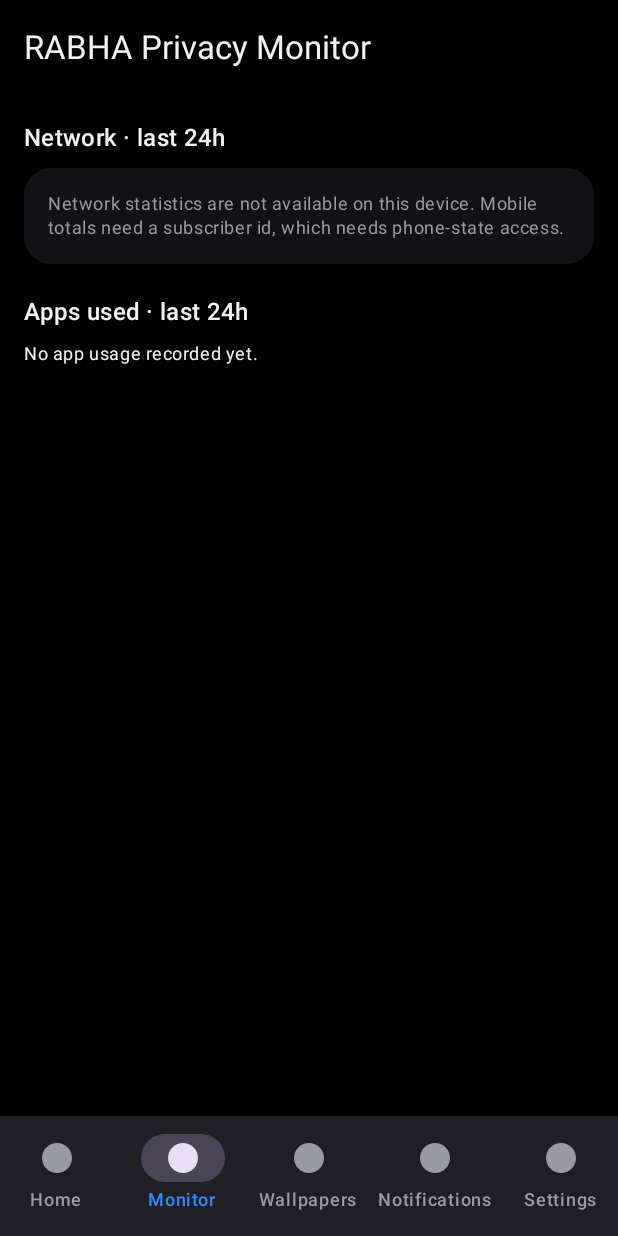
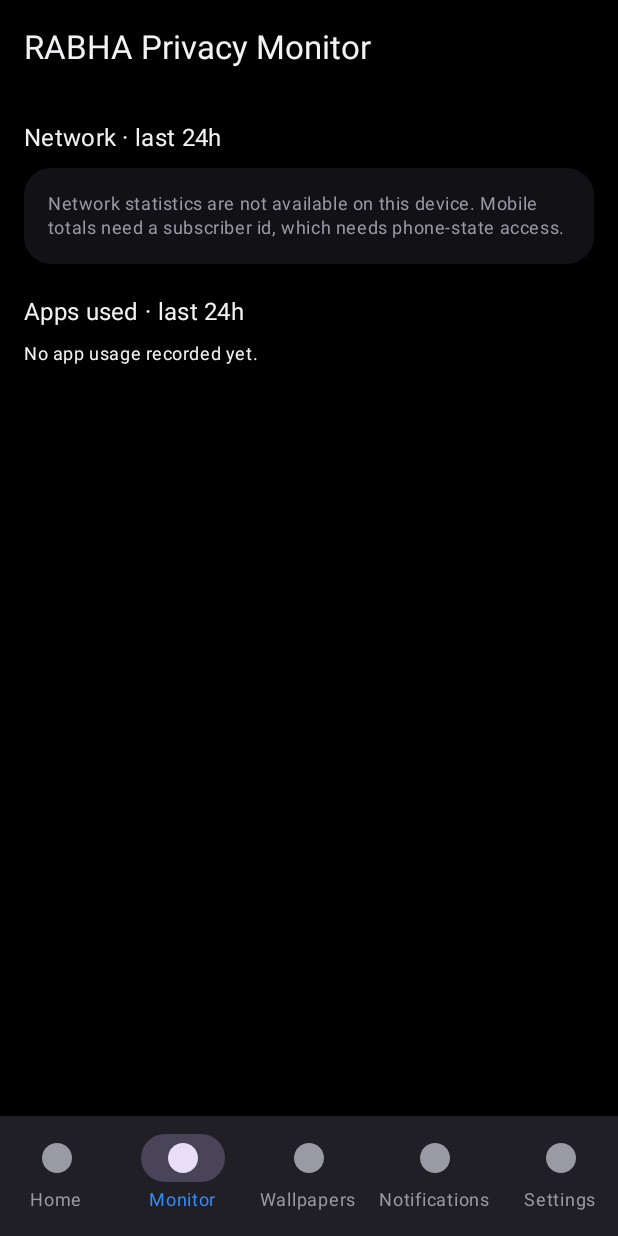
Before and after one commit to nagraj2317/RABHA, an Android app built with Jetpack Compose: the composable RabhaApp shown on its own in the app's theme, item 2 of the bottom bar chosen, on a phone screen of 412 x 824 dp. Run offline under Robolectric (Android 15) with nearby library versions, the phone set to English and light mode, and no system bars; 1 statement that could not run was skipped.

Commit message:
Fix typography helper and dp import

```diff
--- a/android/app/src/main/java/ai/rabha/monitor/ui/RabhaApp.kt
+++ b/android/app/src/main/java/ai/rabha/monitor/ui/RabhaApp.kt
@@ -14,7 +14,6 @@ import androidx.compose.material3.NavigationBarItem
 import androidx.compose.material3.Scaffold
 import androidx.compose.material3.Text
 import androidx.compose.material3.TopAppBar
-import androidx.compose.material3.Typography
 import androidx.compose.runtime.Composable
 import androidx.compose.runtime.getValue
 import androidx.compose.runtime.mutableIntStateOf
@@ -24,9 +23,11 @@ import androidx.compose.runtime.setValue
 import androidx.compose.ui.Alignment
 import androidx.compose.ui.Modifier
 import androidx.compose.ui.platform.LocalContext
+import androidx.compose.ui.unit.dp
 import ai.rabha.monitor.ui.theme.fontOptions
 import ai.rabha.monitor.ui.theme.palettes
 import ai.rabha.monitor.ui.theme.schemeFor
+import ai.rabha.monitor.ui.theme.typographyWith
 
 enum class RabhaTab(val label: String) {
     Home("Home"),
@@ -60,7 +61,7 @@ fun RabhaApp() {
 
     MaterialTheme(
         colorScheme = schemeFor(palette),
-        typography = Typography(defaultFontFamily = font)
+        typography = typographyWith(font)
     ) {
         Scaffold(
             topBar = { TopAppBar(title = { Text("RABHA Privacy Monitor") }) },
--- a/android/app/src/main/java/ai/rabha/monitor/ui/theme/Fonts.kt
+++ b/android/app/src/main/java/ai/rabha/monitor/ui/theme/Fonts.kt
@@ -20,3 +20,24 @@ val fontOptions: List<RabhaFont> = listOf(
     RabhaFont("Casual", fontFor("casual")),
     RabhaFont("Cursive", fontFor("cursive"))
 )
+
+fun typographyWith(font: FontFamily): androidx.compose.material3.Typography {
+    val base = androidx.compose.material3.Typography()
+    return base.copy(
+        displayLarge = base.displayLarge.copy(fontFamily = font),
+        displayMedium = base.displayMedium.copy(fontFamily = font),
+        displaySmall = base.displaySmall.copy(fontFamily = font),
+        headlineLarge = base.headlineLarge.copy(fontFamily = font),
+        headlineMedium = base.headlineMedium.copy(fontFamily = font),
+        headlineSmall = base.headlineSmall.copy(fontFamily = font),
+        titleLarge = base.titleLarge.copy(fontFamily = font),
+        titleMedium = base.titleMedium.copy(fontFamily = font),
+        titleSmall = base.titleSmall.copy(fontFamily = font),
+        bodyLarge = base.bodyLarge.copy(fontFamily = font),
+        bodyMedium = base.bodyMedium.copy(fontFamily = font),
+        bodySmall = base.bodySmall.copy(fontFamily = font),
+        labelLarge = base.labelLarge.copy(fontFamily = font),
+        labelMedium = base.labelMedium.copy(fontFamily = font),
+        labelSmall = base.labelSmall.copy(fontFamily = font)
+    )
+}
```
